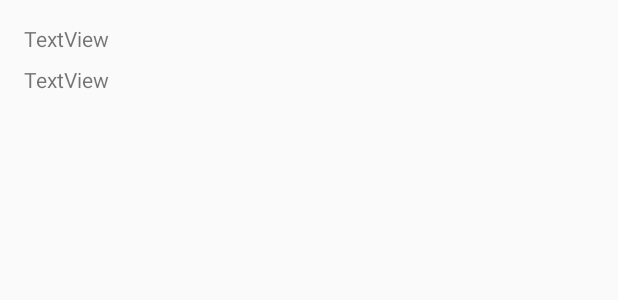
After one commit to dchase3/ITMD455, an Android app: the layout books_list.xml on its own in the app's theme, with its tools: preview values and no code run, on a phone screen of 412 x 824 dp. The commit adds this screen. Shown: the top 300 px of the screen. Run offline under Robolectric (Android 15) with nearby library versions, the phone set to English and light mode, and no system bars.

Commit message:
Finished Lab 7/8 and added screenshots

```diff
--- /dev/null
+++ b/Lab78/app/src/main/res/layout/books_list.xml
@@ -0,0 +1,28 @@
+<?xml version="1.0" encoding="utf-8"?>
+<android.support.constraint.ConstraintLayout
+    xmlns:android="http://schemas.android.com/apk/res/android"
+    xmlns:app="http://schemas.android.com/apk/res-auto"
+    android:layout_width="match_parent"
+    android:layout_height="match_parent">
+
+    <TextView
+        android:id="@+id/textViewBookName"
+        android:layout_width="wrap_content"
+        android:layout_height="wrap_content"
+        android:layout_marginStart="16dp"
+        android:layout_marginTop="16dp"
+        android:text="TextView"
+        app:layout_constraintStart_toStartOf="parent"
+        app:layout_constraintTop_toTopOf="parent" />
+
+    <TextView
+        android:id="@+id/textViewBookAuthor"
+        android:layout_width="wrap_content"
+        android:layout_height="wrap_content"
+        android:layout_marginStart="16dp"
+        android:layout_marginTop="8dp"
+        android:text="TextView"
+        app:layout_constraintStart_toStartOf="parent"
+        app:layout_constraintTop_toBottomOf="@+id/textViewBookName" />
+
+</android.support.constraint.ConstraintLayout>
```
Also changed, not shown: Lab78/app/src/main/java/com/example/densi/itmd455lab78/Book.java (+16 -0 lines), Lab78/app/src/main/java/com/example/densi/itmd455lab78/CustomListAdapter.java (added, +23 -0 lines), Lab78/app/src/main/java/com/example/densi/itmd455lab78/MainActivity.java (+34 -1 lines), Lab78/app/src/main/java/com/example/densi/itmd455lab78/SqlHelper.java (+77 -6 lines), Lab78/app/src/main/res/layout/activity_main.xml (+10 -5 lines), 1 other file.
